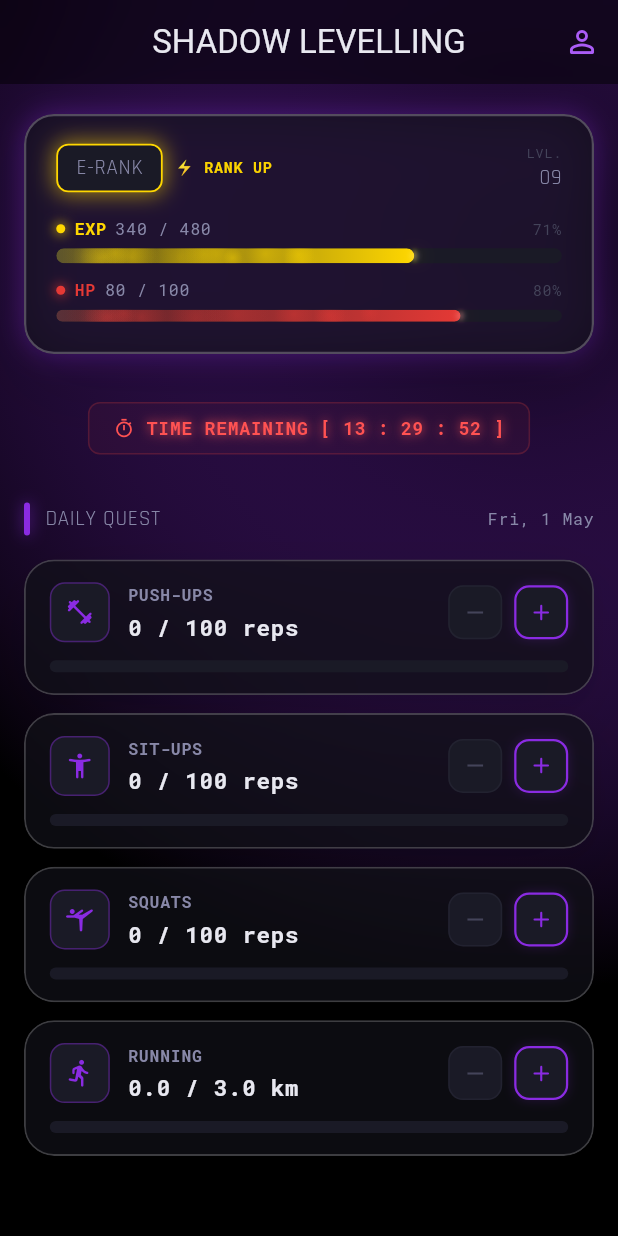
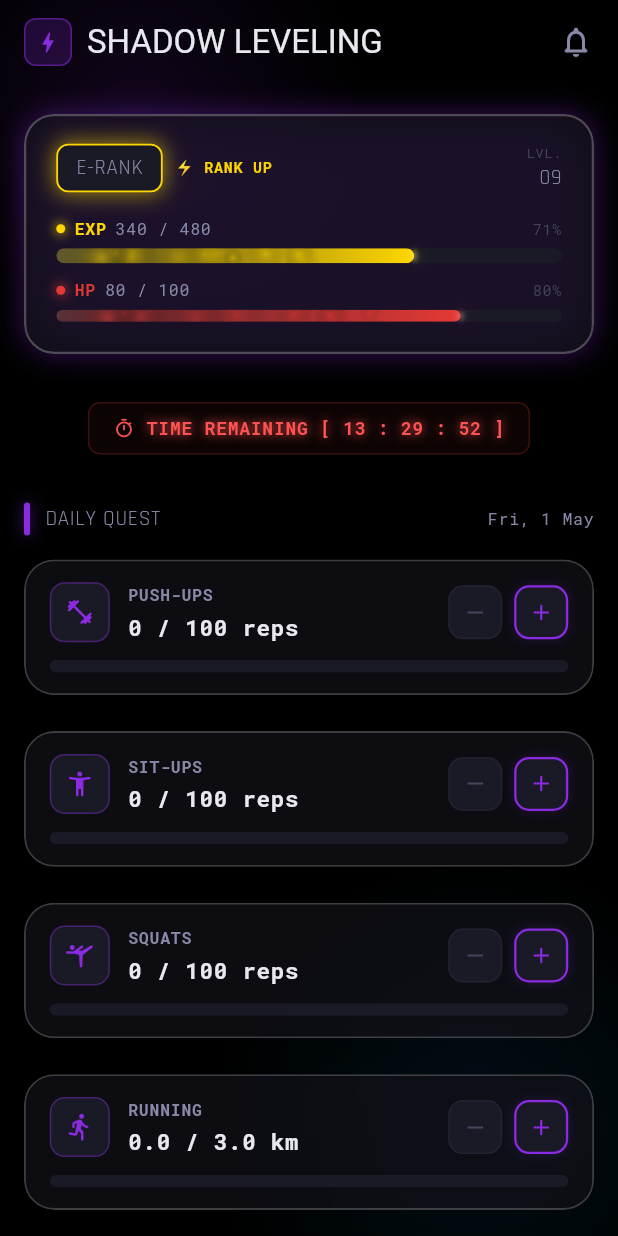
Before and after one commit to M1nkyLab/Solo-Levelling-App, a Flutter app: the screen it shows after launch, on a phone screen of 412 x 824 dp. Run offline on Flutter 3.47's test engine with Material 3 defaults, Android fonts, the phone set to English and light mode, and no system bars; our stand-ins replace flutter_riverpod, google_fonts, supabase_flutter; accounts and stored records are empty; statements that could not run were skipped.

Commit message:
feat: implement core UI framework including ShadowCard, interactive widgets, and Android Impeller configuration

```diff
--- a/lib/screens/dashboard_screen.dart
+++ b/lib/screens/dashboard_screen.dart
@@ -1,4 +1,3 @@
-import 'dart:ui';
 import 'package:flutter/material.dart';
 import 'package:flutter/services.dart';
 import 'package:flutter_riverpod/flutter_riverpod.dart';
@@ -10,7 +9,6 @@ import '../theme/app_theme.dart';
 import '../widgets/player_status_header.dart';
 import '../widgets/quest_tracker.dart';
 import '../widgets/daily_countdown_timer.dart';
-import 'profile_screen.dart';
 
 // ─────────────────────────────────────────────
 //  Dashboard Screen
@@ -35,9 +33,10 @@ class _DashboardScreenState extends ConsumerState<DashboardScreen>
       duration: const Duration(milliseconds: 1200),
     );
 
-    // Create 5 staggered steps for entry
-    for (int i = 0; i < 5; i++) {
-      final double start = i * 0.1;
+    // ── PERF: Increased stagger steps to 8 to avoid clamping
+    // too many items to the same animation index.
+    for (int i = 0; i < 8; i++) {
+      final double start = i * 0.08;
       final double end = (start + 0.6).clamp(0.0, 1.0);
       _staggeredAnims.add(
         CurvedAnimation(
@@ -75,8 +74,13 @@ class _DashboardScreenState extends ConsumerState<DashboardScreen>
           // ── Main Content ──────────────────────────────────────────
           SafeArea(
             child: CustomScrollView(
+              physics: const BouncingScrollPhysics(
+                parent: AlwaysScrollableScrollPhysics(),
+              ),
               slivers: [
                 _buildAppBar(),
+
+                // ── Header & Status (Lazily composed) ──────────────────
                 SliverToBoxAdapter(
                   child: Column(
                     crossAxisAlignment: CrossAxisAlignment.start,
@@ -110,13 +114,29 @@ class _DashboardScreenState extends ConsumerState<DashboardScreen>
 
                       const SizedBox(height: 32),
 
-                      // ── 3. Quest Section (Staggered Step 2+) ────────
-                      _buildQuestSection(player, quests),
+                      // ── 3. Quest Section Header (Staggered Step 2) ──
+                      _buildQuestSectionHeader(quests),
 
-                      const SizedBox(height: 40),
+                      const SizedBox(height: 16),
                     ],
                   ),
                 ),
+
+                // ── 4. Quest Trackers (Lazily loaded) ─────────────────
+                SliverPadding(
+                  padding: const EdgeInsets.symmetric(horizontal: 16),
+                  sliver: SliverList.builder(
+                    itemCount: quests.length,
+                    itemBuilder: (context, index) {
+                      return Padding(
+                        padding: const EdgeInsets.only(bottom: 12),
+                        child: _buildStaggeredQuestTracker(quests[index], player, index),
+                      );
+                    },
+                  ),
+                ),
+
+                const SliverToBoxAdapter(child: SizedBox(height: 40)),
               ],
             ),
           ),
@@ -126,82 +146,102 @@ class _DashboardScreenState extends ConsumerState<DashboardScreen>
   }
 
   // ─────────────────────────────────────────────
-  //  Parallax Background layer
+  //  Background: ambient glowing orbs
   // ─────────────────────────────────────────────
   Widget _buildBackground() {
     return Positioned.fill(
-      child: Container(
-        decoration: const BoxDecoration(
-          gradient: RadialGradient(
-            center: Alignment(0.7, -0.6),
-            radius: 1.2,
-            colors: [
-              ShadowColors.glassAmethyst,
-              ShadowColors.obsidian,
+      child: IgnorePointer(
+        child: Stack(
+          children: [
+            // Top-left amethyst orb
+            Positioned(
+              top: -80,
+              left: -60,
+              child: _glowOrb(
+                color: ShadowColors.amethyst,
+                size: 300,
+                opacity: 0.12,
+              ),
+            ),
+            // Bottom-right blue orb
+            Positioned(
+              bottom: -100,
+              right: -80,
+              child: _glowOrb(
+                color: ShadowColors.portalBlue,
+                size: 350,
+                opacity: 0.09,
+              ),
+            ),
           ],
         ),
-        ),
-        // ── PERF: BackdropFilter(blur:50) removed — the background is
-        // fully opaque so blurring it had no visible effect but forced
-        // an expensive GPU composite pass on every frame.
       ),
     );
   }
 
   // ─────────────────────────────────────────────
-  //  App bar
+  //  Sliver app bar
   // ─────────────────────────────────────────────
   Widget _buildAppBar() {
     return SliverAppBar(
       backgroundColor: Colors.transparent,
-      pinned: true,
       elevation: 0,
-      centerTitle: true,
-      flexibleSpace: ClipRect(
-        child: BackdropFilter(
-          filter: ImageFilter.blur(sigmaX: 10, sigmaY: 10),
-          child: Container(color: ShadowColors.obsidian.withValues(alpha: 0.5)),
+      pinned: false,
+      floating: true,
+      snap: true,
+      expandedHeight: 0,
+      title: Row(
+        children: [
+          // Logo / brand mark
+          Container(
+            width: 32,
+            height: 32,
+            decoration: BoxDecoration(
+              color: ShadowColors.amethyst.withValues(alpha: 0.2),
+              borderRadius: BorderRadius.circular(8),
+              border: Border.all(
+                color: ShadowColors.amethyst.withValues(alpha: 0.5),
               ),
             ),
-      title: Text(
-        'SHADOW LEVELLING',
-        style: ShadowTextTheme.headline(14).copyWith(
-          shadows: [
-            const Shadow(color: ShadowColors.amethyst, blurRadius: 8),
+            child: const Icon(
+              Icons.bolt_rounded,
+              color: ShadowColors.amethyst,
+              size: 18,
+            ),
+          ),
+          const SizedBox(width: 10),
+          Text(
+            'SHADOW LEVELING',
+            style: ShadowTextTheme.headline(15),
+          ),
         ],
-        ),
       ),
       actions: [
         IconButton(
-          icon: const Icon(Icons.person_outline_rounded,
-              color: ShadowColors.amethystLight),
-          onPressed: () {
-            Navigator.push(
-              context,
-              MaterialPageRoute(builder: (context) => const ProfileScreen()),
-            );
-          },
+          onPressed: _vibrate,
+          icon: const Icon(Icons.notifications_none_rounded,
+              color: ShadowColors.textSecondary),
         ),
+        const SizedBox(width: 4),
       ],
     );
   }
 
   // ─────────────────────────────────────────────
-  //  Daily Quest section
+  //  Quest section header
   // ─────────────────────────────────────────────
-  Widget _buildQuestSection(Player player, List<DailyQuest> quests) {
+  Widget _buildQuestSectionHeader(List<DailyQuest> quests) {
     final today = DateTime.now();
     final dateStr =
         '${_weekday(today.weekday)}, ${today.day} ${_month(today.month)}';
 
-    final allDone = quests.every((DailyQuest q) => q.isCompleted);
+    final allDone = quests.isNotEmpty && quests.every((DailyQuest q) => q.isCompleted);
 
     return Padding(
       padding: const EdgeInsets.symmetric(horizontal: 16),
       child: Column(
         crossAxisAlignment: CrossAxisAlignment.start,
         children: [
-          // Section header (Staggered Step 2)
           FadeTransition(
             opacity: _staggeredAnims[2],
             child: Row(
@@ -240,24 +280,19 @@ class _DashboardScreenState extends ConsumerState<DashboardScreen>
           // Completion badge
           if (allDone) ...[
             const SizedBox(height: 12),
-            _CompletionBanner(),
+            const _CompletionBanner(),
           ],
-
-          const SizedBox(height: 16),
-
-          // Trackers (Staggered Step 3+)
-          for (int i = 0; i < quests.length; i++)
-            _buildStaggeredQuestTracker(quests[i], player, i),
         ],
       ),
     );
   }
 
   Widget _buildStaggeredQuestTracker(DailyQuest quest, Player player, int index) {
-    // Use animation 3 for the first quest, 4 for the rest (clamped)
-    final animIndex = (3 + index).clamp(0, 4);
+    // ── PERF: Animation index now staggers across a larger range (3..7).
+    final animIndex = (3 + index).clamp(0, _staggeredAnims.length - 1);
 
-    return FadeTransition(
+    return RepaintBoundary(
+      child: FadeTransition(
         opacity: _staggeredAnims[animIndex],
         child: SlideTransition(
           position: _staggeredAnims[animIndex].drive(
@@ -288,6 +323,7 @@ class _DashboardScreenState extends ConsumerState<DashboardScreen>
             },
           ),
         ),
+      ),
     );
   }
 
@@ -308,12 +344,34 @@ class _DashboardScreenState extends ConsumerState<DashboardScreen>
         'Jan','Feb','Mar','Apr','May','Jun',
         'Jul','Aug','Sep','Oct','Nov','Dec'
       ][m - 1];
+
+  Widget _glowOrb({
+    required Color color,
+    required double size,
+    required double opacity,
+  }) {
+    return Container(
+      width: size,
+      height: size,
+      decoration: BoxDecoration(
+        shape: BoxShape.circle,
+        gradient: RadialGradient(
+          colors: [
+            color.withValues(alpha: opacity),
+            color.withValues(alpha: 0),
+          ],
+        ),
+      ),
+    );
+  }
 }
 
 // ─────────────────────────────────────────────
 //  All-done completion banner
 // ─────────────────────────────────────────────
 class _CompletionBanner extends StatelessWidget {
+  const _CompletionBanner();
+
   @override
   Widget build(BuildContext context) {
     return Container(
--- a/lib/theme/app_theme.dart
+++ b/lib/theme/app_theme.dart
@@ -22,6 +22,7 @@ class ShadowColors {
   static const Color amethyst       = Color(0xFF8A2BE2); // Primary – glowing purple
   static const Color amethystLight  = Color(0xFFAB5CF7); // Hover / highlight
   static const Color amethystGlow   = Color(0x448A2BE2); // Shadow / glow tint
+  static const Color portalBlue     = Color(0xFF00B4FF); // Blue glow for system portals
 
   // Text
   static const Color textPrimary    = Color(0xFFE8E8F0); // Off-white headlines
@@ -55,29 +56,40 @@ class ShadowColors {
 class ShadowTextTheme {
   ShadowTextTheme._();
 
+  static final TextStyle _orbitronBase = GoogleFonts.orbitron(
+    color: ShadowColors.textPrimary,
+    letterSpacing: 1.5,
+  );
+
+  static final TextStyle _robotoMonoBase = GoogleFonts.robotoMono(
+    color: ShadowColors.textPrimary,
+  );
+
+  static final TextStyle _rajdhaniBase = GoogleFonts.rajdhani(
+    color: ShadowColors.textSecondary,
+    letterSpacing: 0.5,
+  );
+
   // Orbitron – sharp, aggressive sans-serif for headings
   static TextStyle headline(double size, {FontWeight weight = FontWeight.bold}) =>
-      GoogleFonts.orbitron(
+      _orbitronBase.copyWith(
         fontSize: size,
         fontWeight: weight,
-        color: ShadowColors.textPrimary,
-        letterSpacing: 1.5,
       );
 
   // Roboto Mono – clean monospace for stats & numbers
   static TextStyle mono(double size, {Color? color, FontWeight weight = FontWeight.normal}) =>
-      GoogleFonts.robotoMono(
+      _robotoMonoBase.copyWith(
         fontSize: size,
         fontWeight: weight,
-        color: color ?? ShadowColors.textPrimary,
+        color: color,
       );
 
   // Rajdhani – body text, readable but slightly techy
   static TextStyle body(double size, {Color? color}) =>
-      GoogleFonts.rajdhani(
+      _rajdhaniBase.copyWith(
         fontSize: size,
-        color: color ?? ShadowColors.textSecondary,
-        letterSpacing: 0.5,
+        color: color,
       );
 }
 
--- a/lib/widgets/daily_countdown_timer.dart
+++ b/lib/widgets/daily_countdown_timer.dart
@@ -83,9 +83,6 @@ class _DailyCountdownTimerState extends ConsumerState<DailyCountdownTimer> {
 
   @override
   Widget build(BuildContext context) {
-    return ValueListenableBuilder<Duration>(
-      valueListenable: _remainingTime,
-      builder: (context, duration, child) {
     return FittedBox(
       fit: BoxFit.scaleDown,
       child: Container(
@@ -100,7 +97,10 @@ class _DailyCountdownTimerState extends ConsumerState<DailyCountdownTimer> {
           children: [
             const Icon(Icons.timer_outlined, color: Colors.redAccent, size: 14),
             const SizedBox(width: 8),
-                Text(
+            ValueListenableBuilder<Duration>(
+              valueListenable: _remainingTime,
+              builder: (context, duration, child) {
+                return Text(
                   'TIME REMAINING [ ${_formatDuration(duration)} ]',
                   style: ShadowTextTheme.mono(
                     12,
@@ -114,12 +114,12 @@ class _DailyCountdownTimerState extends ConsumerState<DailyCountdownTimer> {
                       ),
                     ],
                   ),
+                );
+              },
             ),
           ],
         ),
       ),
     );
-      },
-    );
   }
 }
```
Also changed, not shown: lib/main.dart (+9 -1 lines), lib/screens/profile_screen.dart (+7 -16 lines), lib/widgets/shadow_card.dart (+11 -17 lines), lib/widgets/smoky_progress_bar.dart (+24 -12 lines), 1 other file. Lines whose indentation alone changed are shown as unchanged.
